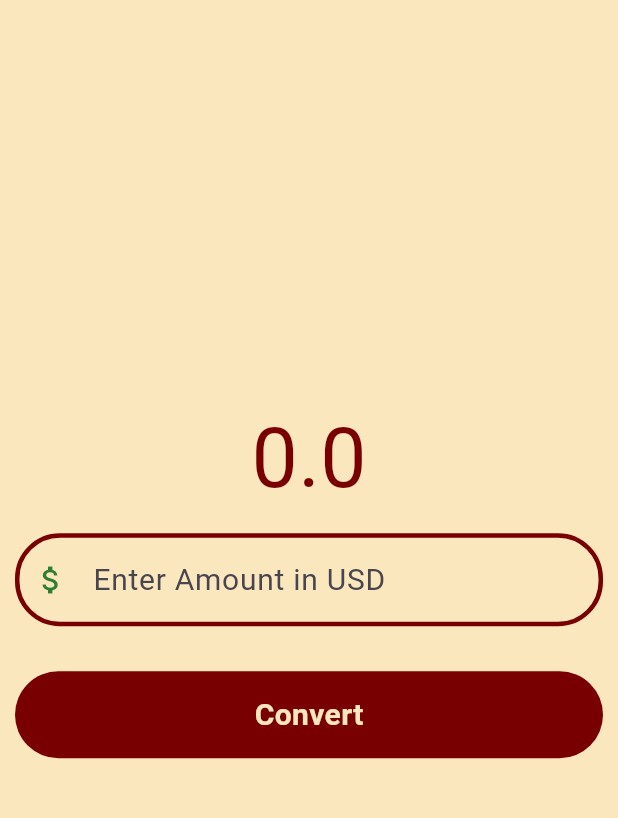
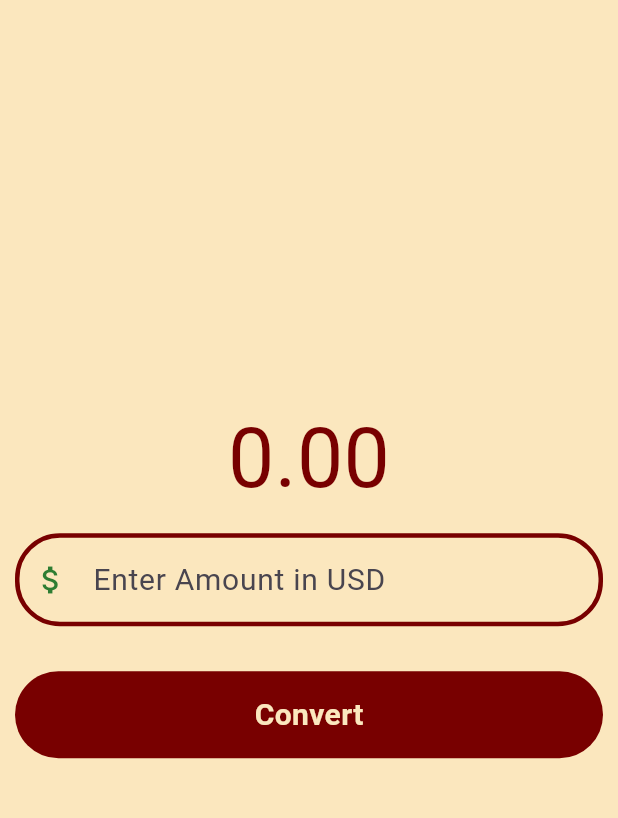
Before and after one commit to PushkarOnGit/Currency-Converter, a Flutter app: the screen it shows after launch, after a tap on "Convert", on a phone screen of 412 x 824 dp, the part 66-884 px from its top. Run offline on Flutter 3.47's test engine with Material 3 defaults, Android fonts, the phone set to English and light mode, and no system bars.

Commit message:
final commit

```diff
--- a/lib/pages/currency_converter_page.dart
+++ b/lib/pages/currency_converter_page.dart
@@ -8,20 +8,33 @@ class CurrencyConverterPage extends StatefulWidget {
 }
 
 class _CurrencyConverterPageState extends State<CurrencyConverterPage> {
+  final TextEditingController controller = TextEditingController();
+  double result = 0;
+
+  void convert() {
+    setState(() {
+      result =
+          double.tryParse(controller.text) != null
+              ? double.parse(controller.text) * 81
+              : 0;
+    });
+  }
+
   @override
   Widget build(BuildContext context) {
-    final TextEditingController controller = TextEditingController();
-    double result = 0;
-
     final border = OutlineInputBorder(
       borderRadius: BorderRadius.circular(30),
-      borderSide: BorderSide(width: 3, color: Color.fromARGB(255, 120, 0, 0)),
+      borderSide: const BorderSide(
+        width: 3,
+        color: Color.fromARGB(255, 120, 0, 0),
+      ),
     );
+
     return Scaffold(
       appBar: AppBar(
         backgroundColor: Colors.transparent,
         centerTitle: true,
-        title: Text(
+        title: const Text(
           'Currency Converter',
           style: TextStyle(
             color: Color.fromARGB(255, 0, 48, 73),
@@ -30,14 +43,14 @@ class _CurrencyConverterPageState extends State<CurrencyConverterPage> {
           ),
         ),
       ),
-      backgroundColor: Color.fromARGB(255, 251, 231, 190),
+      backgroundColor: const Color.fromARGB(255, 251, 231, 190),
       body: Center(
         child: Column(
           mainAxisAlignment: MainAxisAlignment.center,
           children: [
             Text(
-              result.toString(),
-              style: TextStyle(
+              result.toStringAsFixed(2),
+              style: const TextStyle(
                 color: Color.fromARGB(255, 120, 0, 0),
                 fontSize: 55,
               ),
@@ -47,31 +60,32 @@ class _CurrencyConverterPageState extends State<CurrencyConverterPage> {
               child: TextField(
                 controller: controller,
                 style: TextStyle(color: Colors.green[800], fontSize: 20),
-                keyboardType: TextInputType.numberWithOptions(
+                keyboardType: const TextInputType.numberWithOptions(
                   decimal: true,
                   signed: false,
                 ),
                 decoration: InputDecoration(
                   enabledBorder: border,
                   focusedBorder: border,
-                  prefixIcon: Icon(Icons.attach_money),
+                  prefixIcon: const Icon(Icons.attach_money),
                   prefixIconColor: Colors.green[800],
                   hintText: 'Enter Amount in USD',
                 ),
               ),
             ),
             GestureDetector(
-              onTap: () {
-                result = double.parse(controller.text) * 81;
-              },
+              onTap: convert,
               child: Container(
                 decoration: BoxDecoration(
                   borderRadius: BorderRadius.circular(30),
-                  color: Color.fromARGB(255, 120, 0, 0),
+                  color: const Color.fromARGB(255, 120, 0, 0),
                 ),
-                margin: EdgeInsets.symmetric(vertical: 20, horizontal: 10),
+                margin: const EdgeInsets.symmetric(
+                  vertical: 20,
+                  horizontal: 10,
+                ),
                 height: 58,
-                child: Center(
+                child: const Center(
                   child: Text(
                     'Convert',
                     style: TextStyle(
```
